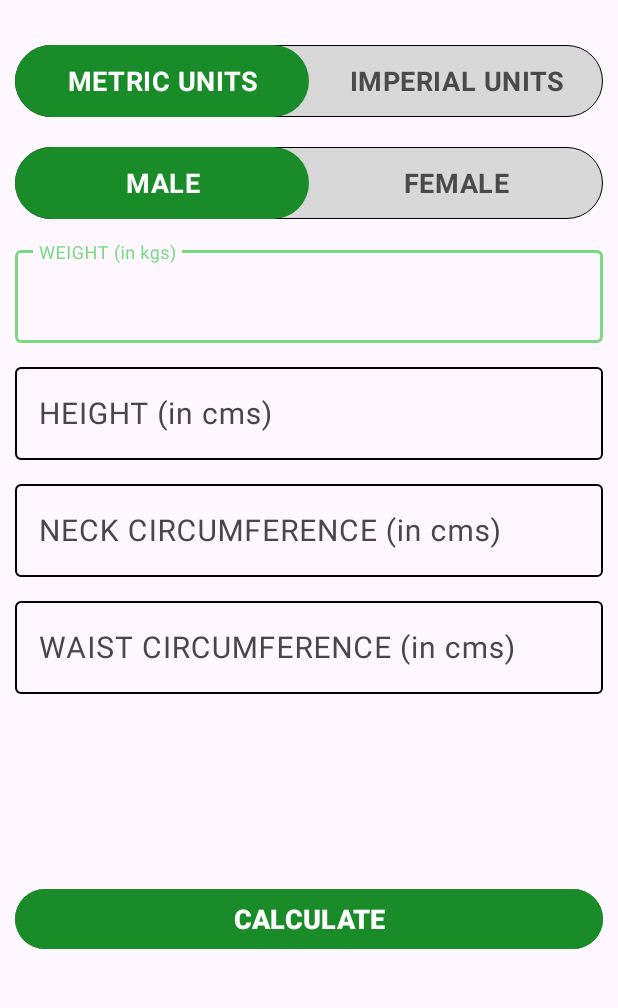
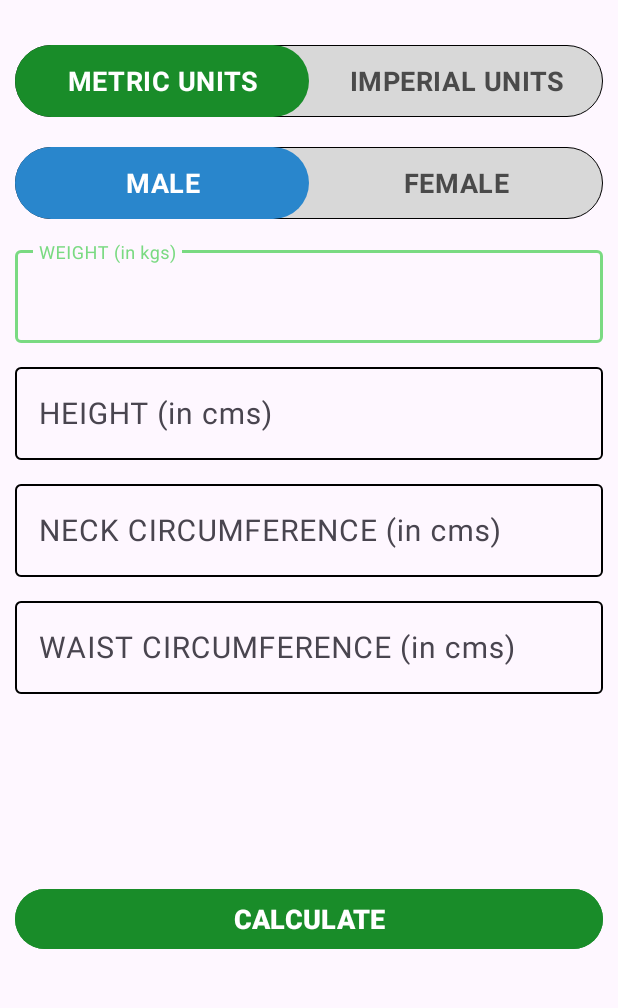
Before and after one commit to PrathB/7min_Workout_App, an Android app: the BodyFatActivity screen opened directly, with no data from a screen before it, on a phone screen of 412 x 824 dp, the part 96-1104 px from its top. Run offline under Robolectric (Android 15) with nearby library versions, the phone set to English and light mode, and no system bars.

Commit message:
Male/Female radio buttons in body fat activity changes to blue/pink when selected

```diff
--- /dev/null
+++ b/app/src/main/res/drawable/gender_selector_radio_button_female.xml
@@ -0,0 +1,9 @@
+<?xml version="1.0" encoding="utf-8"?>
+<selector xmlns:android="http://schemas.android.com/apk/res/android">
+    <item android:state_checked="true">
+        <shape android:shape="rectangle">
+            <solid android:color="#CC3C90"/>
+            <corners android:radius="30dp"/>
+        </shape>
+    </item>
+</selector>
--- /dev/null
+++ b/app/src/main/res/drawable/gender_selector_radio_button_male.xml
@@ -0,0 +1,9 @@
+<?xml version="1.0" encoding="utf-8"?>
+<selector xmlns:android="http://schemas.android.com/apk/res/android">
+    <item android:state_checked="true">
+        <shape android:shape="rectangle">
+            <solid android:color="#2986cc"/>
+            <corners android:radius="30dp"/>
+        </shape>
+    </item>
+</selector>
--- a/app/src/main/res/layout/activity_body_fat.xml
+++ b/app/src/main/res/layout/activity_body_fat.xml
@@ -79,7 +79,7 @@
             android:gravity="center"
             android:checked="true"
             android:button="@null"
-            android:background="@drawable/unit_selector_radio_button_selected"
+            android:background="@drawable/gender_selector_radio_button_male"
             android:text="@string/male"
             android:textSize="18sp"
             android:textStyle="bold"
@@ -93,7 +93,7 @@
             android:gravity="center"
             android:checked="false"
             android:button="@null"
-            android:background="@drawable/unit_selector_radio_button_selected"
+            android:background="@drawable/gender_selector_radio_button_female"
             android:text="@string/female"
             android:textSize="18sp"
             android:textStyle="bold"
```
